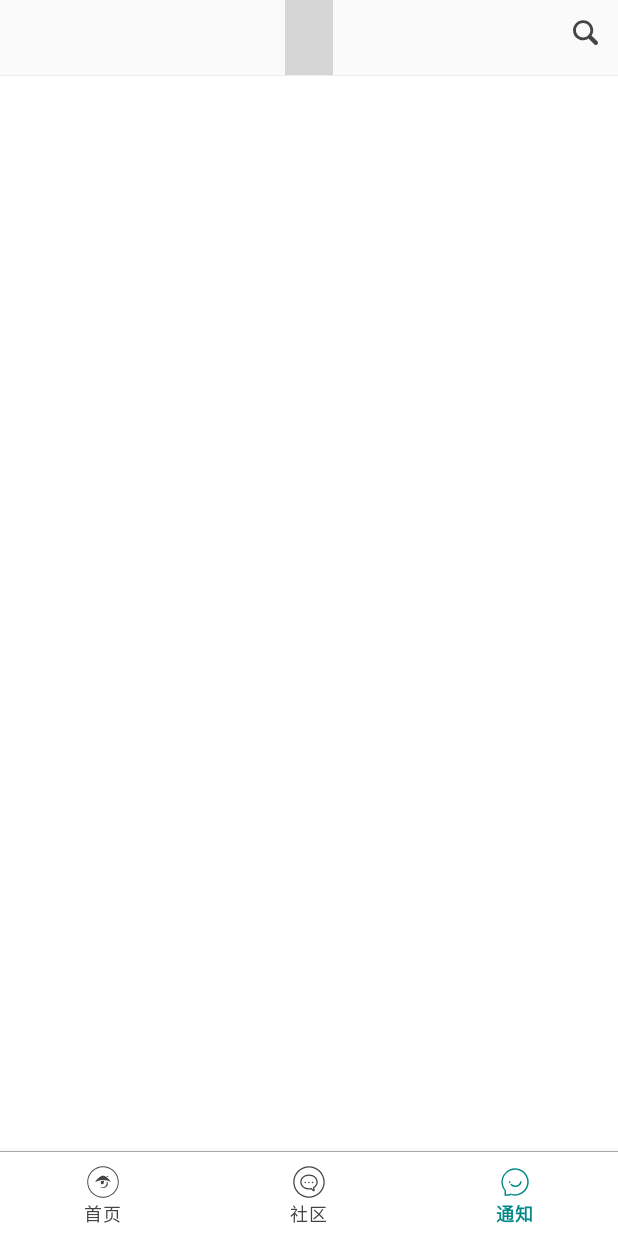
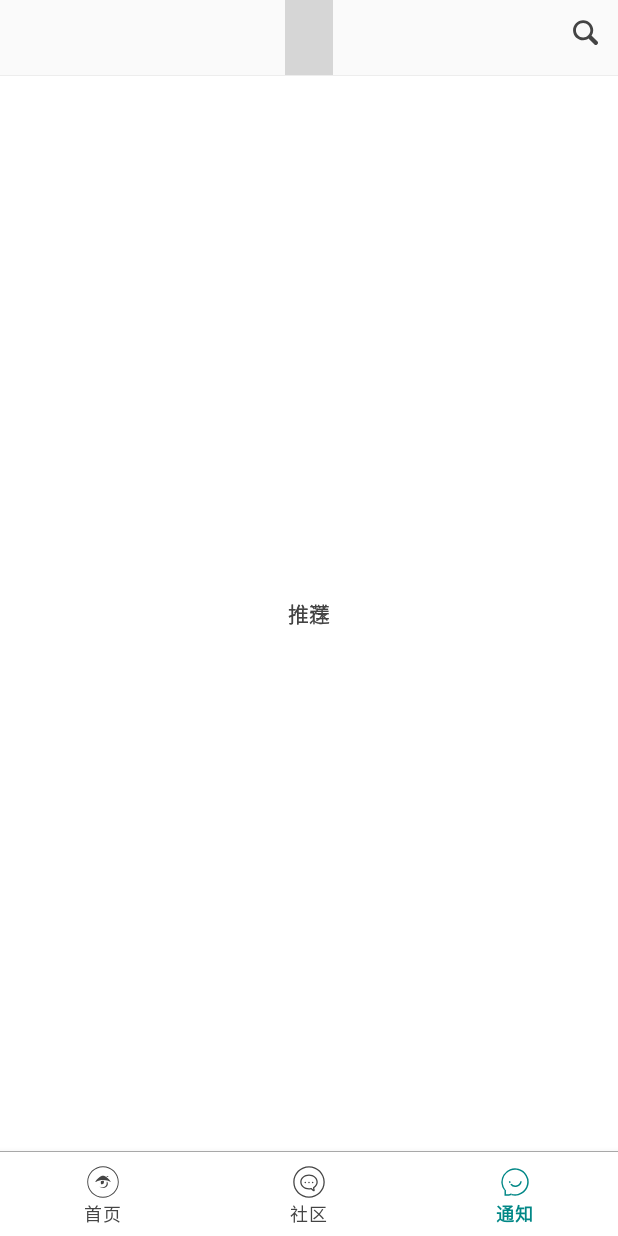
Before and after one commit to cabbageMk/AUVApp, an Android app: the fragment CommunityFragment placed in its activity, item 3 of the bottom bar chosen, on a phone screen of 412 x 824 dp. Run offline under Robolectric (Android 15) with nearby library versions, the phone set to English and light mode, and no system bars; our stand-ins replace data binding; libraries missing offline, so code that uses them is left out: com.flyco.tablayout, com.gyf.immersionbar; plain views replace CommonTabLayout; 4 statements that could not run were skipped; grey boxes are pictures that could not be loaded.

Commit message:
增加testfragment

```diff
--- a/app/src/main/AndroidManifest.xml
+++ b/app/src/main/AndroidManifest.xml
@@ -17,13 +17,14 @@
     <!--适配华为（huawei）刘海屏-->
     <meta-data
         android:name="android.notch_support"
-        android:value="true"/>
+        android:value="true" />
     <!--适配小米（xiaomi）刘海屏-->
     <meta-data
         android:name="notch.config"
         android:value="portrait|landscape" />
 
     <application
+        android:name=".App"
         android:allowBackup="true"
         android:icon="@mipmap/ic_launcher"
         android:label="@string/app_name"
--- /dev/null
+++ b/app/src/main/java/com/zzz/auvapp/App.kt
@@ -0,0 +1,20 @@
+package com.zzz.auvapp
+
+import com.zzz.common.BaseApp
+
+/**
+ * <pre>
+ *     author : zheng
+ *     e-mail :
+ *     time   : 2020/12/31
+ *     desc   :
+ *     version: 1.0
+ * </pre>
+ */
+class App: BaseApp() {
+
+    override fun onCreate() {
+        super.onCreate()
+
+    }
+}
--- /dev/null
+++ b/app/src/main/java/com/zzz/auvapp/logic/TabEntity.kt
@@ -0,0 +1,20 @@
+package com.zzz.auvapp.logic
+
+import com.flyco.tablayout.listener.CustomTabEntity
+
+/**
+ * <pre>
+ *     author : zheng
+ *     e-mail :
+ *     time   : 2020/12/31
+ *     desc   :
+ *     version: 1.0
+ * </pre>
+ */
+class TabEntity(private var title: String, private var selectedIcon: Int = 0, private var unSelectedIcon: Int = 0): CustomTabEntity {
+    override fun getTabTitle() = title
+
+    override fun getTabSelectedIcon() = selectedIcon
+
+    override fun getTabUnselectedIcon() = unSelectedIcon
+}
--- a/app/src/main/java/com/zzz/auvapp/ui/BaseViewPagerFragment.kt
+++ b/app/src/main/java/com/zzz/auvapp/ui/BaseViewPagerFragment.kt
@@ -1,20 +1,77 @@
 package com.zzz.auvapp.ui
 
+import androidx.fragment.app.Fragment
+import androidx.fragment.app.FragmentActivity
+import androidx.fragment.app.FragmentStatePagerAdapter
+import androidx.viewpager2.adapter.FragmentStateAdapter
+import androidx.viewpager2.widget.ViewPager2
+import com.flyco.tablayout.listener.CustomTabEntity
+import com.flyco.tablayout.listener.OnTabSelectListener
 import com.zzz.auvapp.R
 import com.zzz.auvapp.databinding.FragmentBaseViewpagerBinding
 import com.zzz.common.mvvm.BaseVMFragment
 
-open class BaseViewPagerFragment: BaseVMFragment<FragmentBaseViewpagerBinding>(R.layout.fragment_base_viewpager) {
+abstract class BaseViewPagerFragment :
+    BaseVMFragment<FragmentBaseViewpagerBinding>(R.layout.fragment_base_viewpager) {
+
+    abstract val createTitles: ArrayList<CustomTabEntity>
+
+    abstract val createFragments: Array<Fragment>
+
+    private val vpAdapter by lazy { MyPagerAdapter(activity!!).apply { addFragments(createFragments) } }
+
+    private lateinit var pagerChangeCallback: MyPagerChangeCallback
 
     override fun openObserve() {
 
     }
 
     override fun initView() {
+        binding.viewPager.offscreenPageLimit = 1
+        binding.viewPager.adapter = vpAdapter
 
+        binding.fragmentBaseViewpagerBar.tabLayout.setTabData(createTitles)
+        binding.fragmentBaseViewpagerBar.tabLayout.setOnTabSelectListener(object :
+            OnTabSelectListener {
+            override fun onTabSelect(position: Int) {
+                binding.viewPager.currentItem = position
+            }
+
+            override fun onTabReselect(position: Int) {
+
+            }
+        })
+        pagerChangeCallback = MyPagerChangeCallback()
+        binding.viewPager.registerOnPageChangeCallback(pagerChangeCallback)
+    }
+
+    override fun onDestroy() {
+        super.onDestroy()
+        binding.viewPager.unregisterOnPageChangeCallback(pagerChangeCallback)
     }
 
     override fun initData() {
 
     }
+
+    inner class MyPagerChangeCallback: ViewPager2.OnPageChangeCallback() {
+        override fun onPageSelected(position: Int) {
+            binding.fragmentBaseViewpagerBar.tabLayout.currentTab = position
+        }
+    }
+
+    inner class MyPagerAdapter(fragmentActivity: FragmentActivity) :
+        FragmentStateAdapter(fragmentActivity) {
+
+        private val fragments = mutableListOf<Fragment>()
+
+        fun addFragments(fragment: Array<Fragment>) {
+            fragments.addAll(fragment)
+        }
+
+        override fun getItemCount() = fragments.size
+
+        override fun createFragment(position: Int) = fragments[position]
+
+    }
 }
--- a/app/src/main/java/com/zzz/auvapp/ui/community/CommunityFragment.kt
+++ b/app/src/main/java/com/zzz/auvapp/ui/community/CommunityFragment.kt
@@ -1,9 +1,21 @@
 package com.zzz.auvapp.ui.community
 
 import android.view.View
+import androidx.fragment.app.Fragment
+import com.flyco.tablayout.listener.CustomTabEntity
+import com.zzz.auvapp.R
+import com.zzz.auvapp.logic.TabEntity
 import com.zzz.auvapp.ui.BaseViewPagerFragment
+import com.zzz.auvapp.ui.notification.TestFragment
+import com.zzz.common.BaseApp
 
 class CommunityFragment: BaseViewPagerFragment() {
+    override val createTitles = ArrayList<CustomTabEntity>().apply {
+        add(TabEntity(BaseApp.context.getString(R.string.commend)))
+        add(TabEntity(BaseApp.context.getString(R.string.follow)))
+    }
+    override val createFragments: Array<Fragment>
+        get() = arrayOf(TestFragment.newInstance(BaseApp.context.getString(R.string.commend)), TestFragment.newInstance(BaseApp.context.getString(R.string.follow)))
 
     override fun openObserve() {
         super.openObserve()
--- a/app/src/main/java/com/zzz/auvapp/ui/home/HomeFragment.kt
+++ b/app/src/main/java/com/zzz/auvapp/ui/home/HomeFragment.kt
@@ -1,10 +1,25 @@
 package com.zzz.auvapp.ui.home
 
 import android.view.View
+import androidx.fragment.app.Fragment
+import com.flyco.tablayout.listener.CustomTabEntity
+import com.zzz.auvapp.R
+import com.zzz.auvapp.logic.TabEntity
 import com.zzz.auvapp.ui.BaseViewPagerFragment
 import com.zzz.auvapp.ui.main.MainActivity
+import com.zzz.auvapp.ui.notification.TestFragment
+import com.zzz.common.BaseApp
 
 class HomeFragment(): BaseViewPagerFragment() {
+    override val createTitles = ArrayList<CustomTabEntity>().apply {
+        add(TabEntity(BaseApp.context.getString(R.string.discovery)))
+        add(TabEntity(BaseApp.context.getString(R.string.commend)))
+        add(TabEntity(BaseApp.context.getString(R.string.daily)))
+    }
+    override val createFragments: Array<Fragment>
+        get() = arrayOf(
+            TestFragment.newInstance(BaseApp.context.getString(R.string.discovery)),
+            TestFragment.newInstance(BaseApp.context.getString(R.string.commend)), TestFragment.newInstance(BaseApp.context.getString(R.string.daily)))
 
     override fun openObserve() {
         super.openObserve()
--- a/app/src/main/java/com/zzz/auvapp/ui/notification/NotificationFragment.kt
+++ b/app/src/main/java/com/zzz/auvapp/ui/notification/NotificationFragment.kt
@@ -1,9 +1,23 @@
 package com.zzz.auvapp.ui.notification
 
 import android.view.View
+import androidx.fragment.app.Fragment
+import com.flyco.tablayout.listener.CustomTabEntity
+import com.zzz.auvapp.R
+import com.zzz.auvapp.logic.TabEntity
 import com.zzz.auvapp.ui.BaseViewPagerFragment
+import com.zzz.common.BaseApp
 
 class NotificationFragment: BaseViewPagerFragment() {
+
+    override val createTitles = ArrayList<CustomTabEntity>().apply {
+        add(TabEntity(BaseApp.context.getString(R.string.push)))
+        add(TabEntity(BaseApp.context.getString(R.string.interaction)))
+        add(TabEntity(BaseApp.context.getString(R.string.inbox)))
+    }
+    override val createFragments: Array<Fragment>
+        get() = arrayOf(TestFragment.newInstance(BaseApp.context.getString(R.string.push)),
+            TestFragment.newInstance(BaseApp.context.getString(R.string.interaction)),TestFragment.newInstance(BaseApp.context.getString(R.string.inbox)))
 
     override fun openObserve() {
         super.openObserve()
--- /dev/null
+++ b/app/src/main/java/com/zzz/auvapp/ui/notification/TestFragment.kt
@@ -0,0 +1,42 @@
+package com.zzz.auvapp.ui.notification
+
+import android.os.Bundle
+import com.zzz.auvapp.R
+import com.zzz.auvapp.databinding.FragmentTestBinding
+import com.zzz.common.mvvm.BaseVMFragment
+
+/**
+ * <pre>
+ *     author : zheng
+ *     e-mail :
+ *     time   : 2020/12/31
+ *     desc   :
+ *     version: 1.0
+ * </pre>
+ */
+class TestFragment: BaseVMFragment<FragmentTestBinding>(R.layout.fragment_test) {
+    override fun openObserve() {
+
+    }
+
+    override fun initView() {
+        val string = arguments?.getString("text")
+        binding.tvTest.text = string
+    }
+
+    override fun initData() {
+
+    }
+
+    companion object {
+
+        fun newInstance(text: String) : TestFragment {
+            val bundle = Bundle().apply {
+                putString("text", text)
+            }
+
+            return TestFragment().apply { arguments = bundle }
+        }
+
+    }
+}
--- /dev/null
+++ b/app/src/main/res/layout/fragment_test.xml
@@ -0,0 +1,18 @@
+<?xml version="1.0" encoding="utf-8"?>
+<layout xmlns:android="http://schemas.android.com/apk/res/android">
+
+    <data>
+
+    </data>
+
+    <LinearLayout
+        android:layout_width="match_parent"
+        android:layout_height="match_parent"
+        android:gravity="center">
+
+        <TextView
+            android:id="@+id/tv_test"
+            android:layout_width="wrap_content"
+            android:layout_height="wrap_content"/>
+    </LinearLayout>
+</layout>
```
